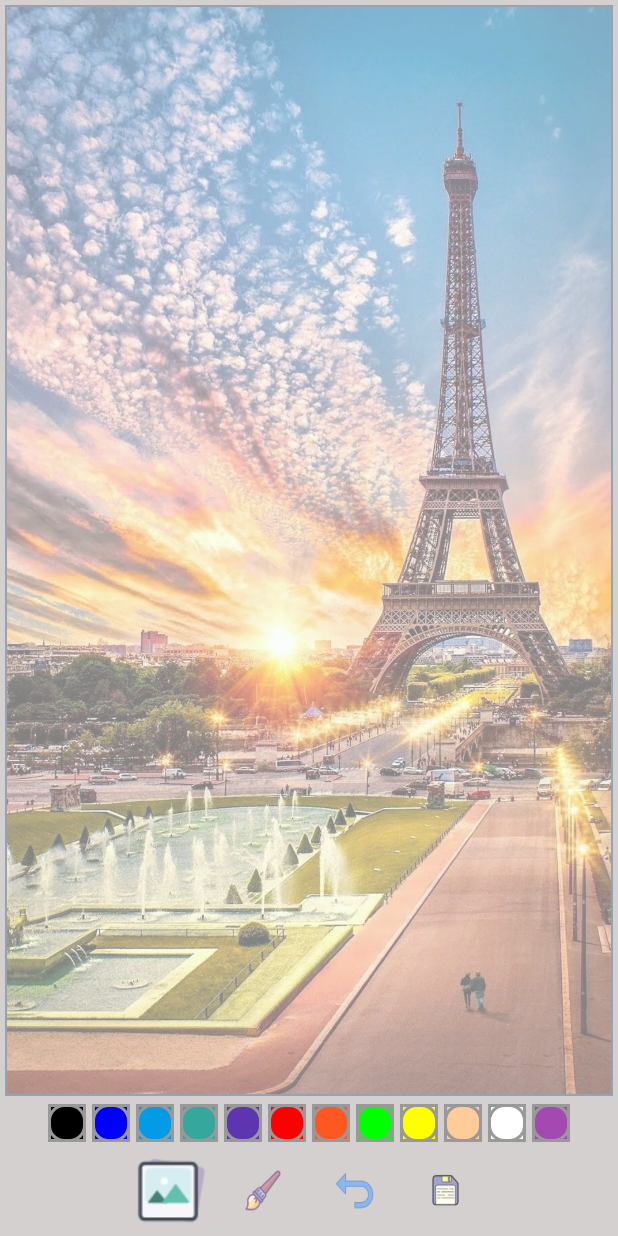
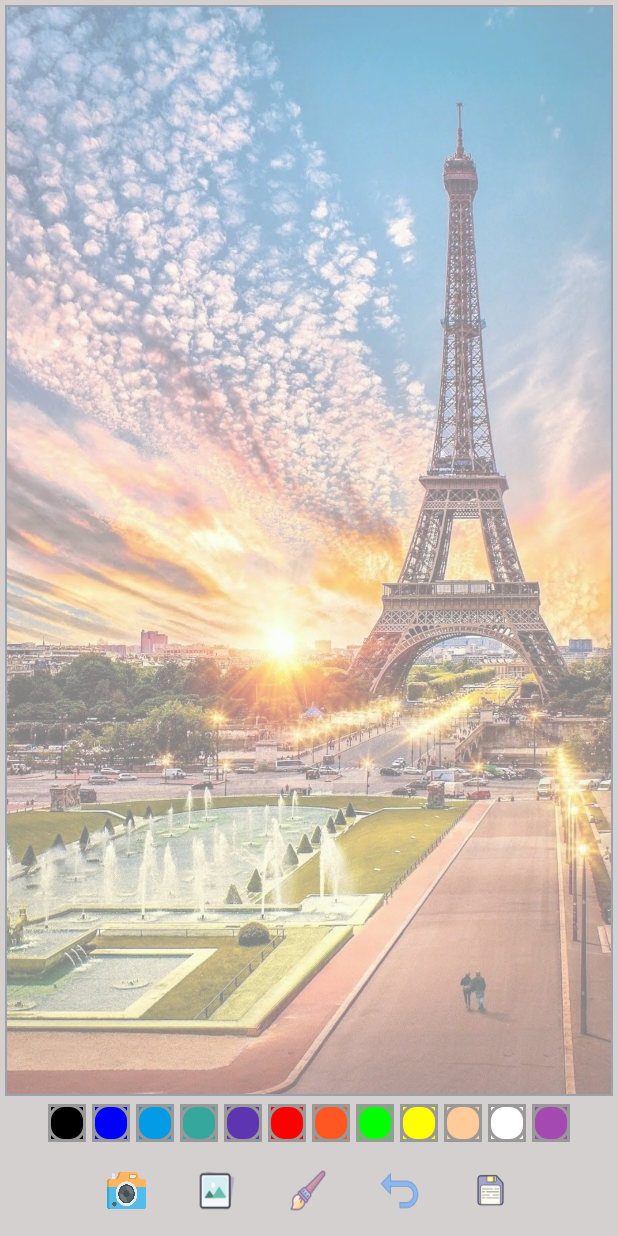
Before and after one commit to Amirabbas-Ghorbani/Kids_Drawing_App, an Android app: the screen it shows after launch (MainActivity), on a phone screen of 412 x 824 dp. Run offline under Robolectric (Android 15) with nearby library versions, the phone set to English and light mode, and no system bars.

Commit message:
fifth commit

```diff
--- a/app/src/main/AndroidManifest.xml
+++ b/app/src/main/AndroidManifest.xml
@@ -1,6 +1,11 @@
 <?xml version="1.0" encoding="utf-8"?>
 <manifest xmlns:android="http://schemas.android.com/apk/res/android"
     xmlns:tools="http://schemas.android.com/tools">
+
+<!--    <uses-permission android:name="android.permission.CAMERA"/>-->
+    <uses-permission android:name="android.permission.READ_MEDIA_IMAGES"/>
+    <uses-permission android:name="android.permission.READ_EXTERNAL_STORAGE"/>
+
 
     <application
         android:allowBackup="true"
--- a/app/src/main/res/layout/activity_main.xml
+++ b/app/src/main/res/layout/activity_main.xml
@@ -182,12 +182,23 @@
        app:layout_constraintTop_toBottomOf="@+id/ll_paint_colors"
        >
 
-      <ImageView
+      <ImageButton
+          android:id="@+id/ib_camera"
+          android:layout_width="50dp"
+          android:layout_height="50dp"
+          android:layout_margin="5dp"
+          android:src="@drawable/ic_camera"
+          android:backgroundTint="#D5D0D0"
+          android:scaleType="fitXY"
+          />
+
+      <ImageButton
           android:id="@+id/ib_gallery"
           android:layout_width="50dp"
           android:layout_height="50dp"
           android:layout_margin="5dp"
           android:src="@drawable/ic_gallery"
+          android:backgroundTint="#D5D0D0"
           android:scaleType="fitXY"
           />
 
```
Also changed, not shown: app/build.gradle (+6 -3 lines), app/src/main/java/ghorbani/amir/kidsdrawingapp/MainActivity.kt (+73 -3 lines), app/src/main/res/drawable/ic_camera.png (added).
